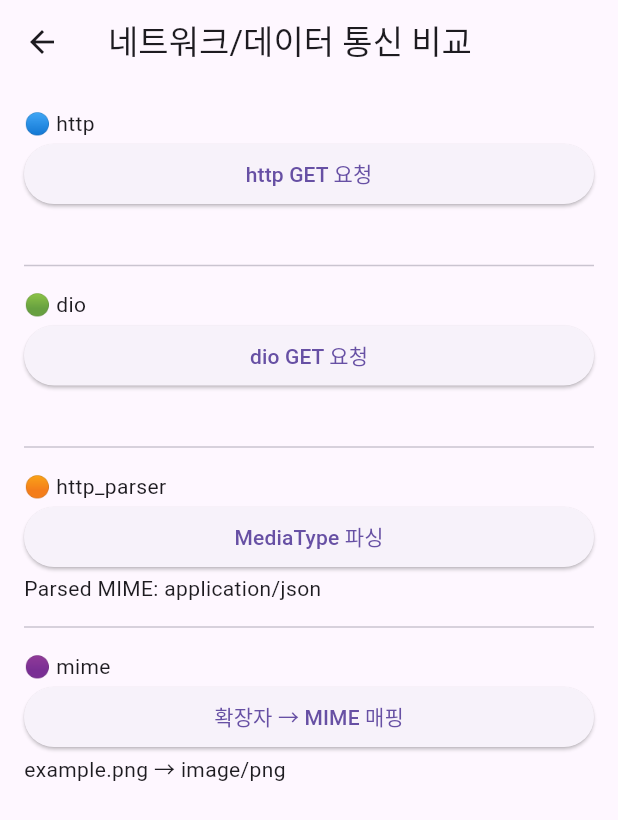
After one commit to okkosk10/flutter_test, a Flutter app: the NetworkComparePage screen opened by its route, after a tap on "MediaType 파싱", after a tap on "확장자 → MIME 매핑", on a phone screen of 412 x 824 dp. The commit adds this screen. Shown: the top 820 px of the screen. Run offline on Flutter 3.47's test engine with Material 3 defaults, Android fonts, the phone set to English and light mode, and no system bars; our stand-ins replace decimal, dio, get; network calls fail.

Commit message:
네트워크 테스트

```diff
--- a/lib/main.dart
+++ b/lib/main.dart
@@ -48,6 +48,10 @@ class HomePage extends StatelessWidget {
             child: const Text("Provider vs GetX 비교"),
           ),
           // 앞으로 테스트 페이지 버튼을 여기에 추가
+          ElevatedButton(
+            onPressed: () => Get.toNamed('/network'),
+            child: const Text("네트워크/데이터 통신 비교"),
+          ),
         ],
       ),
     );
--- /dev/null
+++ b/lib/pages/network_compare_page.dart
@@ -0,0 +1,101 @@
+import 'package:flutter/material.dart';
+import 'package:http/http.dart' as http;
+import 'package:dio/dio.dart';
+import 'package:http_parser/http_parser.dart';
+import 'package:mime/mime.dart';
+import 'dart:convert';
+
+class NetworkComparePage extends StatefulWidget {
+  const NetworkComparePage({super.key});
+
+  @override
+  State<NetworkComparePage> createState() => _NetworkComparePageState();
+}
+
+class _NetworkComparePageState extends State<NetworkComparePage> {
+  String httpResult = "";
+  String dioResult = "";
+  String parserResult = "";
+  String mimeResult = "";
+  String httpImageUrl = "";
+  String dioImageUrl = "";
+
+  /// http 패키지로 강아지 사진 요청
+  Future<void> testHttp() async {
+    final res = await http.get(Uri.parse("https://dog.ceo/api/breeds/image/random"));
+    final data = jsonDecode(res.body);
+    setState(() {
+      httpResult = data.toString();
+      httpImageUrl = data['message'] ?? "";
+    });
+  }
+
+  /// dio 패키지로 강아지 사진 요청
+  Future<void> testDio() async {
+    final dio = Dio();
+    final res = await dio.get("https://dog.ceo/api/breeds/image/random");
+    setState(() {
+      dioResult = res.data.toString();
+      dioImageUrl = res.data['message'] ?? "";
+    });
+  }
+
+  /// http_parser 테스트
+  void testParser() {
+    final type = MediaType.parse("application/json");
+    setState(() {
+      parserResult = "Parsed MIME: ${type.mimeType}";
+    });
+  }
+
+  /// mime 테스트
+  void testMime() {
+    final type = lookupMimeType("example.png");
+    setState(() {
+      mimeResult = "example.png → ${type ?? "unknown"}";
+    });
+  }
+
+  @override
+  Widget build(BuildContext context) {
+    return Scaffold(
+      appBar: AppBar(title: const Text("네트워크/데이터 통신 비교")),
+      body: ListView(
+        padding: const EdgeInsets.all(16),
+        children: [
+          const Text("🔵 http"),
+          ElevatedButton(onPressed: testHttp, child: const Text("http GET 요청")),
+          Text(httpResult),
+          if (httpImageUrl.isNotEmpty)
+            Padding(
+              padding: const EdgeInsets.all(8.0),
+              child: Image.network(httpImageUrl, height: 200),
+            ),
+
+          const Divider(height: 32),
+
+          const Text("🟢 dio"),
+          ElevatedButton(onPressed: testDio, child: const Text("dio GET 요청")),
+          Text(dioResult),
+          if (dioImageUrl.isNotEmpty)
+            Padding(
+              padding: const EdgeInsets.all(8.0),
+              child: Image.network(dioImageUrl, height: 200),
+            ),
+
+          const Divider(height: 32),
+
+          const Text("🟠 http_parser"),
+          ElevatedButton(onPressed: testParser, child: const Text("MediaType 파싱")),
+          Text(parserResult),
+
+          const Divider(height: 32),
+
+          const Text("🟣 mime"),
+          ElevatedButton(onPressed: testMime, child: const Text("확장자 → MIME 매핑")),
+          Text(mimeResult),
+        ],
+      ),
+    );
+  }
+}
--- a/lib/router/app_router.dart
+++ b/lib/router/app_router.dart
@@ -1,8 +1,10 @@
 import 'package:get/get.dart';
 import '../pages/compare_page.dart';
+import '../pages/network_compare_page.dart';
 
 class AppRouter {
   static final routes = [
     GetPage(name: '/compare', page: () => ComparePage()), // ✅ 필수
+    GetPage(name: '/network', page: () => NetworkComparePage()),
   ];
 }
```
